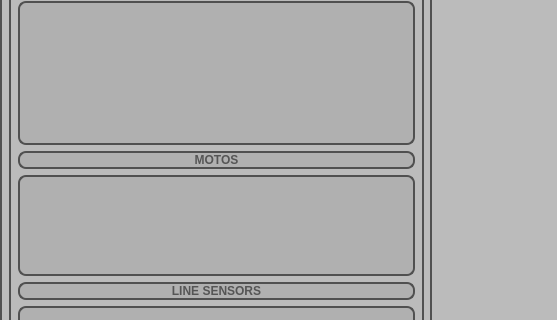
First picture: the form in Qt/mainwindow.ui, repository balamutnypapcio/Qt_minisumo, before the edit; both pictures show x 0 to 557 and y 151 to 471 of the 946 by 755 pixel window.
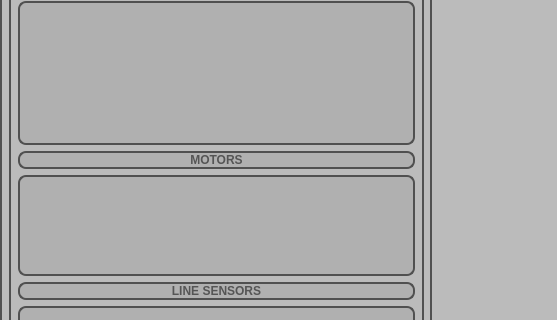
Second picture: the form after the edit. Icons and pictures are not drawn.

Commit message: immu arrow do not scale with the window size

Patch:
```diff
--- a/Qt/mainwindow.ui
+++ b/Qt/mainwindow.ui
@@ -331,7 +331,7 @@
 border: 2px solid #505050; </string>
             </property>
             <property name="text">
-             <string>MOTOS</string>
+             <string>MOTORS</string>
             </property>
             <property name="alignment">
              <set>Qt::AlignmentFlag::AlignCenter</set>
```
Left out of the diff: 69 changed lines with no effect on the pictures. The commit also changes 7 other files.
